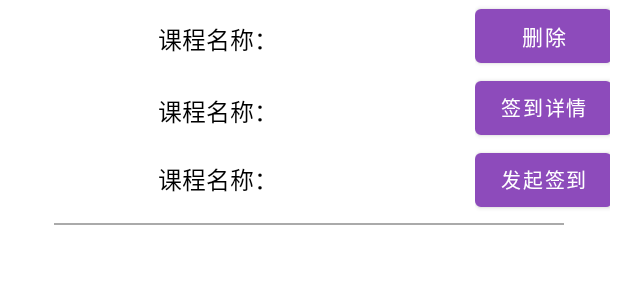
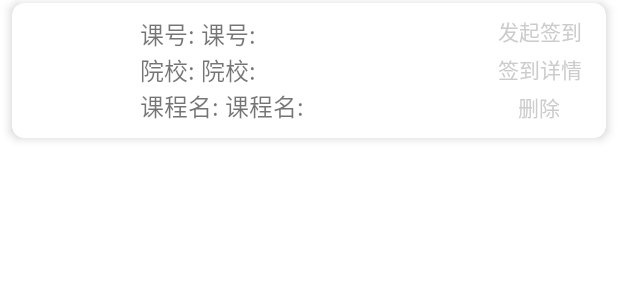
Before and after one commit to sushi11111/ClassroomCheck-inSystem, an Android app: the layout recyclerview_course_records.xml on its own in the app's theme, with its tools: preview values and no code run, on a phone screen of 412 x 824 dp. Shown: the top 300 px of the screen. Run offline under Robolectric (Android 15) with nearby library versions, the light colour scheme and no system bars.

Commit message:
界面优化1.9.1

```diff
--- a/app/src/main/java/com/example/aclass/Constants.java
+++ b/app/src/main/java/com/example/aclass/Constants.java
@@ -3,8 +3,8 @@ package com.example.aclass;
 public final class Constants {
     public static final String BASE_URL = "http://47.107.52.7:88/";
 
-    public static final String APP_ID = "a3981d6f1cb7451e858fafe3b4e0bb7c";
+    public static final String APP_ID = "61ddfd666f2e46c98262920c77026d53";
 
-    public static final String APP_SECRET = "6002952ec1e29b6a047d29c00ac704ed0802f";
+    public static final String APP_SECRET = "33375529044a0bfc94d7abfd682ef4eb9c942";
 
 }
--- a/app/src/main/res/layout/recyclerview_course_records.xml
+++ b/app/src/main/res/layout/recyclerview_course_records.xml
@@ -1,85 +1,140 @@
-<?xml version="1.0" encoding="utf-8"?>
-<RelativeLayout xmlns:android="http://schemas.android.com/apk/res/android"
+<androidx.cardview.widget.CardView xmlns:android="http://schemas.android.com/apk/res/android"
+                                   xmlns:app="http://schemas.android.com/apk/res-auto"
                                    android:layout_width="match_parent"
-    android:layout_height="150dp">
+                                   android:layout_height="90dp"
+                                   android:padding="8dp"
+                                   android:layout_marginStart="8dp"
+                                   android:layout_marginEnd="8dp"
+                                   android:layout_marginTop="2dp"
+                                   android:layout_marginBottom="2dp"
+                                   app:cardCornerRadius="8dp"
+                                   app:cardElevation="4dp">
+
+    <RelativeLayout
+            android:layout_width="match_parent"
+            android:layout_height="match_parent">
 
         <ImageView
                 android:id="@+id/coursePhoto"
-        android:layout_width="90dp"
-        android:layout_height="90dp"
+                android:layout_width="85dp"
+                android:layout_height="85dp"
+                android:layout_alignParentStart="true"
                 android:layout_centerVertical="true"
-        android:layout_marginLeft="5dp" />
+                android:padding="8dp" />
+
+        <LinearLayout
+                android:layout_width="0dp"
+                android:layout_height="wrap_content"
+                android:layout_toEndOf="@id/coursePhoto"
+                android:layout_toStartOf="@+id/buttonLayout"
+                android:layout_centerVertical="true"
+                android:orientation="vertical"
+                android:layout_weight="1">
 
             <LinearLayout
                     android:layout_width="wrap_content"
-        android:layout_height="match_parent"
-        android:layout_toRightOf="@id/coursePhoto"
-        android:orientation="vertical"
-        android:layout_marginLeft="10dp">
+                    android:layout_height="wrap_content"
+                    android:orientation="horizontal">
 
                 <TextView
-            android:id="@+id/courseName"
                         android:layout_width="wrap_content"
                         android:layout_height="wrap_content"
-            android:textColor="@color/black"
-            android:text="课程名称："
-            android:layout_marginTop="14dp"
+                        android:text="课号: "
                         android:textSize="16sp" />
 
                 <TextView
                         android:id="@+id/courseId"
                         android:layout_width="wrap_content"
                         android:layout_height="wrap_content"
-            android:textSize="16sp"
-            android:textColor="@color/black"
-            android:text="课程名称："
-            android:layout_marginTop="24dp"/>
+                        android:text="课号: "
+                        android:textSize="16sp" />
+
+            </LinearLayout>
+
+            <LinearLayout
+                    android:layout_width="wrap_content"
+                    android:layout_height="wrap_content"
+                    android:orientation="horizontal">
+
+                <TextView
+                        android:layout_width="wrap_content"
+                        android:layout_height="wrap_content"
+                        android:text="院校: "
+                        android:textSize="16sp" />
 
                 <TextView
                         android:id="@+id/collegeName"
                         android:layout_width="wrap_content"
                         android:layout_height="wrap_content"
-            android:text="课程名称："
-            android:textSize="16sp"
-            android:textColor="@color/black"
-            android:layout_marginTop="21dp"/>
+                        android:text="院校: "
+                        android:textSize="16sp" />
+
+            </LinearLayout>
+
+            <LinearLayout
+                    android:layout_width="wrap_content"
+                    android:layout_height="wrap_content"
+                    android:orientation="horizontal">
+
+                <TextView
+                        android:layout_width="wrap_content"
+                        android:layout_height="wrap_content"
+                        android:text="课程名: "
+                        android:textSize="16sp" />
+
+                <TextView
+                        android:id="@+id/courseName"
+                        android:layout_width="wrap_content"
+                        android:layout_height="wrap_content"
+                        android:text="课程名: "
+                        android:textSize="16sp" />
+
+            </LinearLayout>
 
         </LinearLayout>
 
         <LinearLayout
                 android:id="@+id/buttonLayout"
-        android:layout_width="90dp"
+                android:layout_width="wrap_content"
                 android:layout_height="match_parent"
+                android:layout_marginEnd="16dp"
+                android:layout_marginTop="16dp"
                 android:layout_alignParentEnd="true"
-        android:layout_marginRight="5dp"
+                android:layout_centerVertical="true"
                 android:orientation="vertical">
 
-        <Button
+            <TextView
+                    android:id="@+id/startCheckBtn"
+                    android:layout_width="wrap_content"
+                    android:layout_height="wrap_content"
+                    android:text="发起签到"
+                    android:layout_marginBottom="4dp"
+                    android:layout_marginStart="8dp"
+                    android:background="@android:color/transparent"
+                    android:textColor="#CCCCCC"/>
+
+            <TextView
+                    android:id="@+id/checkDetailBtn"
+                    android:layout_width="wrap_content"
+                    android:layout_height="wrap_content"
+                    android:text="签到详情"
+                    android:layout_marginBottom="4dp"
+                    android:layout_marginStart="8dp"
+                    android:background="@android:color/transparent"
+                    android:textColor="#CCCCCC" />
+
+            <TextView
                     android:id="@+id/deleteCourseBtn"
-            android:layout_width="91dp"
+                    android:layout_width="wrap_content"
                     android:layout_height="wrap_content"
-            android:text="删除" />
-
-        <Button
-            android:id="@+id/checkDetailBtn"
-            android:layout_width="91dp"
-            android:textSize="13sp"
-            android:layout_height="wrap_content"
-            android:text="签到详情" />
-
-        <Button
-            android:id="@+id/startCheckBtn"
-            android:layout_width="91dp"
-            android:textSize="13sp"
-            android:layout_height="wrap_content"
-            android:text="发起签到" />
+                    android:text="    删除"
+                    android:layout_marginBottom="4dp"
+                    android:layout_marginStart="8dp"
+                    android:background="@android:color/transparent"
+                    android:textColor="#CCCCCC"/>
 
         </LinearLayout>
-    <View
-        android:layout_width="340dp"
-        android:layout_centerHorizontal="true"
-        android:layout_height="1dp"
-        android:layout_alignParentBottom="true"
-        android:background="@android:color/darker_gray" />
 
     </RelativeLayout>
+
+</androidx.cardview.widget.CardView>
```
Lines whose indentation alone changed are shown as unchanged.
